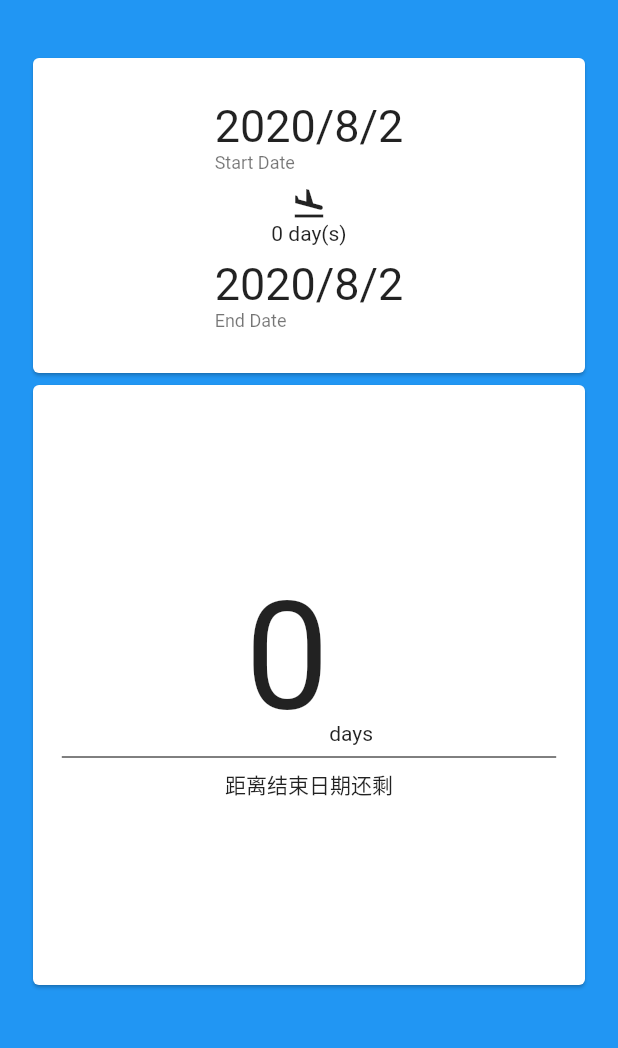
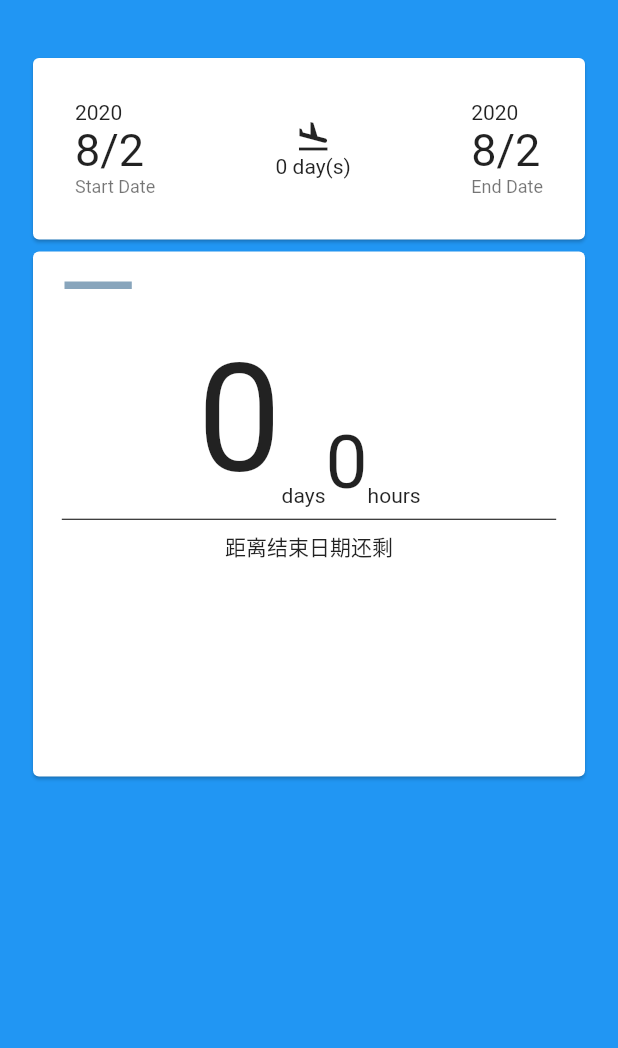
Before and after one commit to sirily11/flutter-webapp, a Flutter app: the screen it shows after launch, after a tap on "Count Down App", on a phone screen of 412 x 824 dp, the part 59-1107 px from its top. Run offline on Flutter 3.47's test engine with Material 2 defaults, Android fonts, the phone set to English and light mode, and no system bars; our stand-ins replace shared_preferences; missing offline and left inert: slide_countdown_clock.

Commit message:
new design

```diff
--- a/lib/pages/HomePage.dart
+++ b/lib/pages/HomePage.dart
@@ -1,3 +1,5 @@
+import 'dart:math';
+
 import 'package:flutter/material.dart';
 import 'package:webdemo/apps.dart';
 
@@ -6,7 +8,8 @@ class MainAppHomePage extends StatelessWidget {
   Widget build(BuildContext context) {
     return Scaffold(
       backgroundColor: Colors.blue,
-      body: Column(
+      body: SingleChildScrollView(
+        child: Column(
           mainAxisAlignment: MainAxisAlignment.start,
           crossAxisAlignment: CrossAxisAlignment.center,
           children: [
@@ -21,6 +24,45 @@ class MainAppHomePage extends StatelessWidget {
             ),
             SizedBox(
               height: 30,
+            ),
+            Wrap(
+              children: [
+                for (var i = 0; i < min(apps.length, 4); i++)
+                  Card(
+                    shape: RoundedRectangleBorder(
+                      side: BorderSide(color: Colors.white70, width: 1),
+                      borderRadius: BorderRadius.circular(10),
+                    ),
+                    child: InkWell(
+                      onTap: () => Navigator.pushNamed(context, apps[i].path),
+                      child: Padding(
+                        padding: const EdgeInsets.all(20.0),
+                        child: Container(
+                          height: 100,
+                          width: 100,
+                          child: Column(
+                            children: [
+                              Icon(
+                                apps[i].icon,
+                                size: 50,
+                                color: Colors.orange,
+                              ),
+                              Text(
+                                "${apps[i].title}",
+                                overflow: TextOverflow.ellipsis,
+                                maxLines: 3,
+                                textAlign: TextAlign.center,
+                                style: TextStyle(
+                                  fontSize: 18,
+                                ),
+                              )
+                            ],
+                          ),
+                        ),
+                      ),
+                    ),
+                  ),
+              ],
             ),
             Card(
               shape: RoundedRectangleBorder(
@@ -47,6 +89,9 @@ class MainAppHomePage extends StatelessWidget {
                         title: Text("${app.title}"),
                         subtitle: Text("${app.description}"),
                         trailing: Icon(Icons.more_horiz),
+                      ),
+                    SizedBox(
+                      height: 40,
                     )
                   ],
                 ),
@@ -54,6 +99,7 @@ class MainAppHomePage extends StatelessWidget {
             ),
           ],
         ),
+      ),
     );
   }
 }
--- /dev/null
+++ b/lib/webapp/countdown/components/pages/home/components/CountingDisplay.dart
@@ -0,0 +1,55 @@
+import 'dart:async';
+
+import 'package:flutter/material.dart';
+
+class CountingDisplay extends StatefulWidget {
+  @override
+  _CountingDisplayState createState() => _CountingDisplayState();
+}
+
+class _CountingDisplayState extends State<CountingDisplay> {
+  int count = 0;
+  final totalCount = 8;
+  Timer timer;
+
+  @override
+  void initState() {
+    timer = Timer.periodic(Duration(seconds: 1), (timer) {
+      setState(() {
+        count = count + 1;
+        if (count == totalCount) {
+          count = 0;
+        }
+      });
+    });
+    super.initState();
+  }
+
+  @override
+  void dispose() {
+    timer.cancel();
+    super.dispose();
+  }
+
+  @override
+  Widget build(BuildContext context) {
+    return Padding(
+      padding: const EdgeInsets.symmetric(horizontal: 20),
+      child: Row(
+        children: [
+          for (var i = 1; i < totalCount; i++)
+            Expanded(
+              child: Padding(
+                padding: const EdgeInsets.symmetric(horizontal: 1),
+                child: AnimatedContainer(
+                  duration: Duration(milliseconds: 200),
+                  height: 5,
+                  color: i <= count ? Colors.blue : Colors.transparent,
+                ),
+              ),
+            )
+        ],
+      ),
+    );
+  }
+}
--- a/lib/webapp/countdown/components/pages/home/components/DateRemain.dart
+++ b/lib/webapp/countdown/components/pages/home/components/DateRemain.dart
@@ -1,7 +1,9 @@
 import 'dart:async';
 import 'package:flutter/material.dart';
 import 'package:provider/provider.dart';
+import 'package:slide_countdown_clock/slide_countdown_clock.dart';
 import 'package:webdemo/webapp/countdown/components/models/HomeProvider.dart';
+import 'package:webdemo/webapp/countdown/components/pages/home/components/CountingDisplay.dart';
 
 class DateRemain extends StatefulWidget {
   @override
@@ -10,11 +12,11 @@ class DateRemain extends StatefulWidget {
 
 class _DateRemainState extends State<DateRemain> {
   DateTime now = DateTime.now();
-
+  Timer timer;
   @override
   void initState() {
     super.initState();
-    Timer.periodic(Duration(seconds: 1), (timer) {
+    timer = Timer.periodic(Duration(seconds: 1), (timer) {
       setState(() {
         now = DateTime.now();
       });
@@ -22,26 +24,46 @@ class _DateRemainState extends State<DateRemain> {
   }
 
   @override
+  void dispose() {
+    timer.cancel();
+    super.dispose();
+  }
+
+  @override
   Widget build(BuildContext context) {
     HomeProvider homeProvider = Provider.of(context);
+    Duration remaining =
+        homeProvider.start.add(homeProvider.duration).difference(now);
 
     return Card(
       child: Container(
-        height: 400,
+        height: 350,
         width: MediaQuery.of(context).size.width,
         child: Column(
-          mainAxisAlignment: MainAxisAlignment.center,
+          mainAxisAlignment: MainAxisAlignment.start,
           children: [
+            SizedBox(
+              height: 20,
+            ),
+            CountingDisplay(),
+            Spacer(
+              flex: 1,
+            ),
             Row(
               crossAxisAlignment: CrossAxisAlignment.end,
               mainAxisAlignment: MainAxisAlignment.end,
               children: [
                 Spacer(),
                 Text(
-                  "${homeProvider.start.add(homeProvider.duration).difference(now).inDays}",
+                  "${remaining.inDays}",
                   style: TextStyle(fontSize: 100),
                 ),
                 Text("days"),
+                Text(
+                  "${remaining.inHours.remainder(24)}",
+                  style: TextStyle(fontSize: 50),
+                ),
+                Text("hours"),
                 Spacer(),
               ],
             ),
@@ -55,6 +77,9 @@ class _DateRemainState extends State<DateRemain> {
               ),
             ),
             Text("距离结束日期还剩"),
+            Spacer(
+              flex: 5,
+            ),
           ],
         ),
       ),
--- a/lib/webapp/countdown/components/pages/home/components/DateSelect.dart
+++ b/lib/webapp/countdown/components/pages/home/components/DateSelect.dart
@@ -55,21 +55,12 @@ class DateSelect extends StatelessWidget {
       child: Container(
         width: MediaQuery.of(context).size.width,
         child: Padding(
-            padding: const EdgeInsets.all(28.0),
-            child: LayoutBuilder(
-              builder: (context, cons) {
-                if (cons.maxWidth < 768) {
-                  return Column(
-                    children: children,
-                  );
-                }
-
-                return Row(
-                  mainAxisAlignment: MainAxisAlignment.spaceBetween,
-                  children: children,
-                );
-              },
-            )),
+          padding: const EdgeInsets.all(28.0),
+          child: Row(
+            mainAxisAlignment: MainAxisAlignment.spaceBetween,
+            children: children,
+          ),
+        ),
       ),
     );
   }
@@ -103,8 +94,9 @@ class DatePick extends StatelessWidget {
         mainAxisAlignment: MainAxisAlignment.start,
         crossAxisAlignment: CrossAxisAlignment.start,
         children: [
+          Text("${dateTime.year}"),
           Text(
-            "${dateTime.year}/${dateTime.month}/${dateTime.day}",
+            "${dateTime.month}/${dateTime.day}",
             style: TextStyle(fontSize: 30),
           ),
           Text(
--- a/pubspec.yaml
+++ b/pubspec.yaml
@@ -25,6 +25,7 @@ dependencies:
     sdk: flutter
   provider: ^4.3.1
   shared_preferences: ^0.5.8
+  slide_countdown_clock: ^1.0.3
 
   # The following adds the Cupertino Icons font to your application.
   # Use with the CupertinoIcons class for iOS style icons.
```
Also changed, not shown: pubspec.lock, 1 other file. Lines whose indentation alone changed are shown as unchanged.
